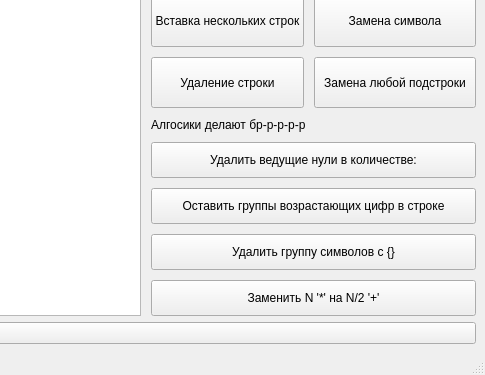
The window that mainwindow.ui (kostyastrong/Learncpp) describes before a commit, drawn with Qt 5; both pictures show x 762 to 1247 and y 118 to 493 of the 1247 by 493 pixel window.
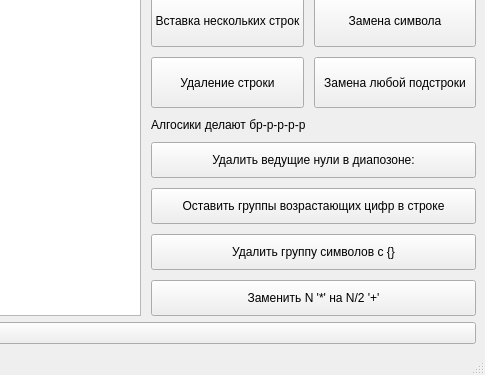
The same window after the commit.

The edit to the form file:
```diff
--- a/mainwindow.ui
+++ b/mainwindow.ui
@@ -156,7 +156,7 @@
            </sizepolicy>
           </property>
           <property name="text">
-           <string>Удалить ведущие нули в количестве:</string>
+           <string>Удалить ведущие нули в диапозоне:</string>
           </property>
          </widget>
         </item>
```
